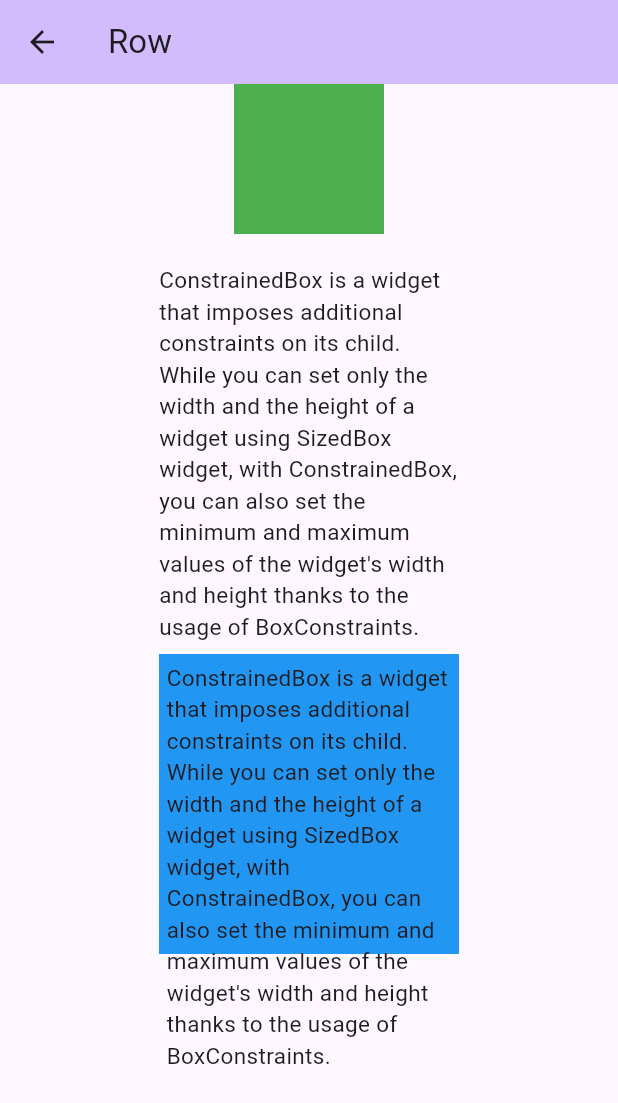
After one commit to azhar-chaudhari/flutter-examples, a Flutter app: the ConstrainedBoxPage screen opened directly, on a phone screen of 412 x 824 dp. The commit adds this screen. Shown: the top 1103 px of the screen. Run offline on Flutter 3.47's test engine with Material 2 defaults, Android fonts, the phone set to English and light mode, and no system bars.

Commit message:
constrained page

```diff
--- /dev/null
+++ b/lib/pages/constrained_page.dart
@@ -0,0 +1,72 @@
+import 'package:flutter/material.dart';
+
+class ConstrainedBoxPage extends StatefulWidget {
+  const ConstrainedBoxPage({super.key});
+
+  @override
+  State<ConstrainedBoxPage> createState() => _ConstrainedBoxPageState();
+}
+
+class _ConstrainedBoxPageState extends State<ConstrainedBoxPage> {
+  @override
+  Widget build(BuildContext context) {
+    return Scaffold(
+      appBar: AppBar(
+        backgroundColor: Theme.of(context).colorScheme.inversePrimary,
+        title: const Text("Row"),
+      ),
+      body: SingleChildScrollView(
+        child: Center(
+          child: Column(
+            children: [
+              ConstrainedBox(
+                constraints:
+                    const BoxConstraints.expand(height: 100, width: 100),
+                child: Container(
+                  color: Colors.green,
+                ), //Container widget
+              ),
+              const SizedBox(
+                height: 20,
+              ),
+              ConstrainedBox(
+                constraints:
+                    const BoxConstraints.expand(height: 200, width: 200),
+
+                child: const Text(
+                  "ConstrainedBox is a widget that imposes additional constraints on its child. While you can set only the width and the height of a widget using SizedBox widget, with ConstrainedBox, you can also set the minimum and maximum values of the widget's width and height thanks to the usage of BoxConstraints. ",
+                  style: TextStyle(
+                    fontSize: 15,
+                    overflow: TextOverflow.visible,
+                  ),
+                ), //Text
+              ),
+              const SizedBox(
+                height: 20,
+              ),
+              Container(
+                margin: const EdgeInsets.all(10),
+                padding: const EdgeInsets.all(10),
+              ),
+              ConstrainedBox(
+                constraints:
+                    const BoxConstraints.expand(height: 200, width: 200),
+                child: Container(
+                  padding: const EdgeInsets.all(5),
+                  color: Colors.blue,
+                  child: const Text(
+                    "ConstrainedBox is a widget that imposes additional constraints on its child. While you can set only the width and the height of a widget using SizedBox widget, with ConstrainedBox, you can also set the minimum and maximum values of the widget's width and height thanks to the usage of BoxConstraints. ",
+                    style: TextStyle(
+                      fontSize: 15,
+                      overflow: TextOverflow.visible,
+                    ),
+                  ),
+                ), //Text
+              )
+            ],
+          ),
+        ),
+      ),
+    );
+  }
+}
--- a/lib/widgets/nav-drawer.dart
+++ b/lib/widgets/nav-drawer.dart
@@ -2,6 +2,7 @@ import 'package:flutter/material.dart';
 import 'package:flutter_examples/pages/button_page.dart';
 import 'package:flutter_examples/pages/checkbox_page.dart';
 import 'package:flutter_examples/pages/circle_avatar_page.dart';
+import 'package:flutter_examples/pages/constrained_page.dart';
 import 'package:flutter_examples/pages/container_page.dart';
 import 'package:flutter_examples/pages/dropdown_page.dart';
 import 'package:flutter_examples/pages/icon_button_page.dart';
@@ -135,17 +136,6 @@ class NavDrawer extends StatelessWidget {
           ),
           ListTile(
             leading: const Icon(Icons.verified_user),
-            title: const Text('Container'),
-            onTap: () {
-              Navigator.pop(context); // Close the drawer
-              Navigator.push(
-                context,
-                MaterialPageRoute(builder: (context) => const ContainerPage()),
-              );
-            },
-          ),
-          ListTile(
-            leading: const Icon(Icons.verified_user),
             title: const Text('Icon'),
             onTap: () {
               Navigator.pop(context); // Close the drawer
@@ -168,12 +158,35 @@ class NavDrawer extends StatelessWidget {
           ),
           ListTile(
             leading: const Icon(Icons.verified_user),
+            title: const Text('Container'),
+            onTap: () {
+              Navigator.pop(context); // Close the drawer
+              Navigator.push(
+                context,
+                MaterialPageRoute(builder: (context) => const ContainerPage()),
+              );
+            },
+          ),
+          ListTile(
+            leading: const Icon(Icons.verified_user),
             title: const Text('SizedBox'),
             onTap: () {
               Navigator.pop(context); // Close the drawer
               Navigator.push(
                 context,
                 MaterialPageRoute(builder: (context) => const SizedBoxPage()),
+              );
+            },
+          ),
+          ListTile(
+            leading: const Icon(Icons.verified_user),
+            title: const Text('ConstrainedBox'),
+            onTap: () {
+              Navigator.pop(context); // Close the drawer
+              Navigator.push(
+                context,
+                MaterialPageRoute(
+                    builder: (context) => const ConstrainedBoxPage()),
               );
             },
           ),
```
